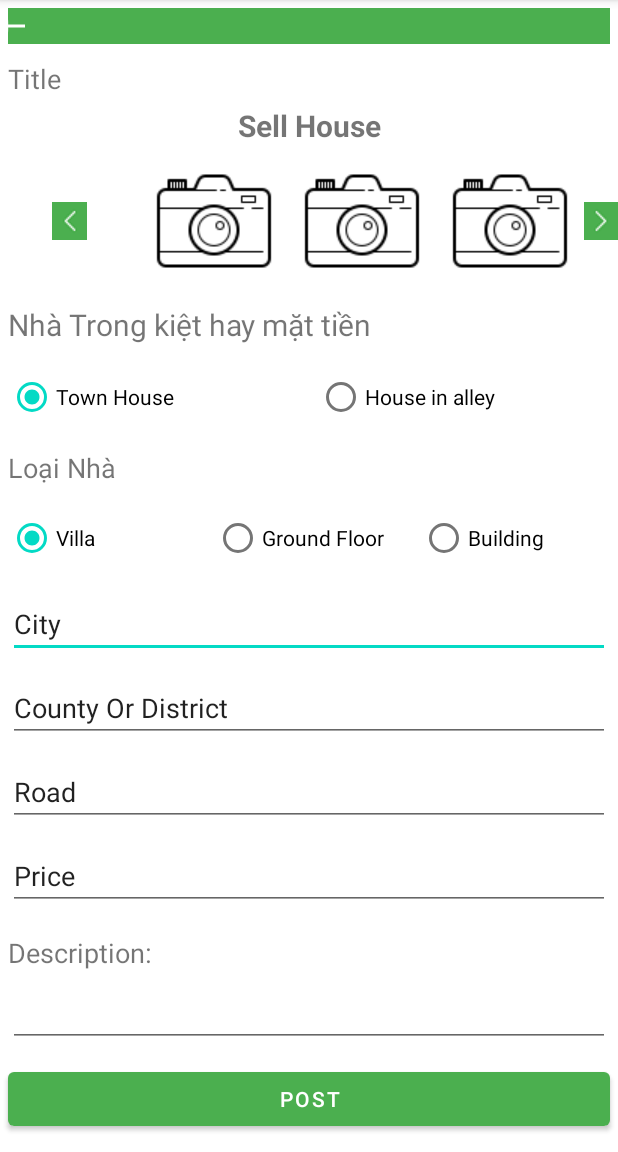
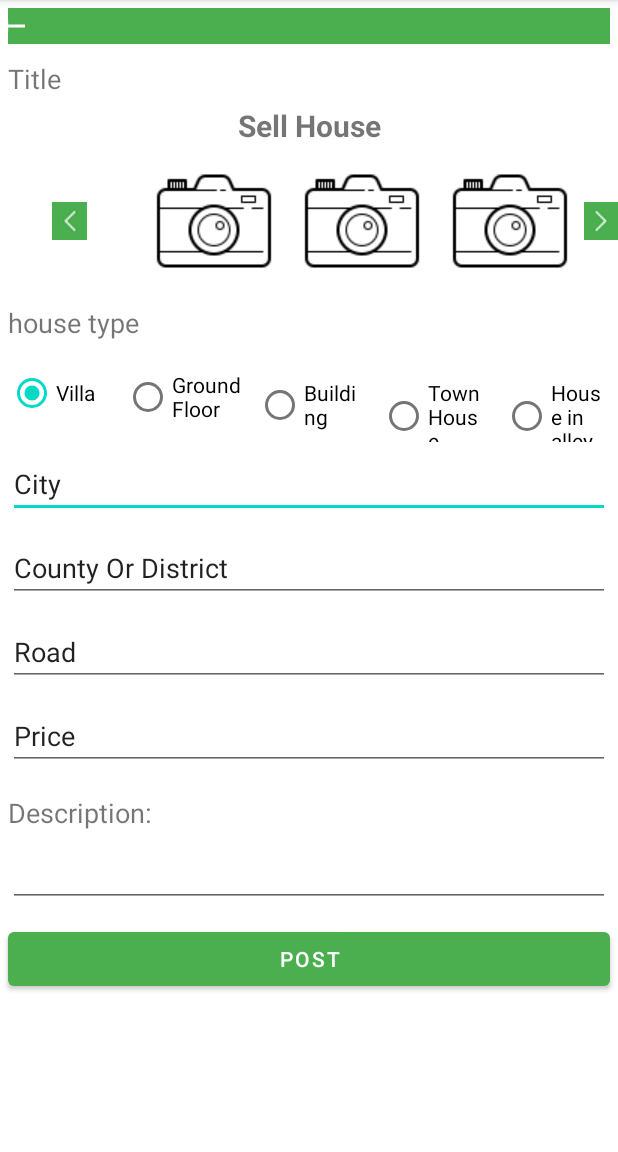
Before and after one commit to hongson0879/Capstone1.C1SE.06, an Android app: the activity_sellhouse screen opened directly, with no data from a screen before it, on a phone screen of 412 x 824 dp, the part 84-1236 px from its top. Run offline under Robolectric (Android 15) with nearby library versions, the phone set to English and light mode, and no system bars.

Commit message:
update sellhouse

```diff
--- a/app/src/main/res/layout/activity_sellhouse.xml
+++ b/app/src/main/res/layout/activity_sellhouse.xml
@@ -113,45 +113,12 @@
     </TableLayout>
 
     <TextView
-        android:id="@+id/textView10"
-        android:layout_width="match_parent"
-        android:layout_height="wrap_content"
-        android:layout_margin="5dp"
-        android:layout_weight="1"
-        android:text="Nhà Trong kiệt hay mặt tiền"
-        android:textSize="20sp" />
-
-    <RadioGroup
-        android:layout_width="match_parent"
-        android:layout_height="match_parent"
-        android:layout_weight="1"
-        android:orientation="horizontal">
-
-        <RadioButton
-            android:id="@+id/rad_townhouse"
-            android:layout_width="match_parent"
-            android:layout_height="wrap_content"
-            android:layout_margin="5dp"
-            android:layout_weight="1"
-            android:checked="true"
-            android:text="Town House" />
-
-        <RadioButton
-            android:id="@+id/btn_houseinalley"
-            android:layout_width="match_parent"
-            android:layout_height="wrap_content"
-            android:layout_margin="5dp"
-            android:layout_weight="1"
-            android:text="House in alley" />
-    </RadioGroup>
-
-    <TextView
         android:id="@+id/textView11"
         android:layout_width="match_parent"
         android:layout_height="wrap_content"
         android:layout_margin="5dp"
         android:layout_weight="1"
-        android:text="Loại Nhà"
+        android:text="house type"
         android:textSize="18sp" />
 
     <RadioGroup
@@ -173,7 +140,7 @@
             android:id="@+id/rad_groundfloor"
             android:layout_width="match_parent"
             android:layout_height="wrap_content"
-            android:layout_margin="5dp"
+            android:layout_marginBottom="8dp"
             android:layout_weight="1"
             android:text="Ground Floor" />
 
@@ -184,6 +151,23 @@
             android:layout_margin="5dp"
             android:layout_weight="1"
             android:text="Building" />
+
+        <RadioButton
+            android:id="@+id/rad_townhouse"
+            android:layout_width="match_parent"
+            android:layout_height="wrap_content"
+            android:layout_margin="5dp"
+            android:layout_weight="1"
+            android:checked="false"
+            android:text="Town House" />
+
+        <RadioButton
+            android:id="@+id/btn_houseinalley"
+            android:layout_width="match_parent"
+            android:layout_height="wrap_content"
+            android:layout_margin="5dp"
+            android:layout_weight="1"
+            android:text="House in alley" />
 
     </RadioGroup>
 
```
Also changed, not shown: 281 other files.
